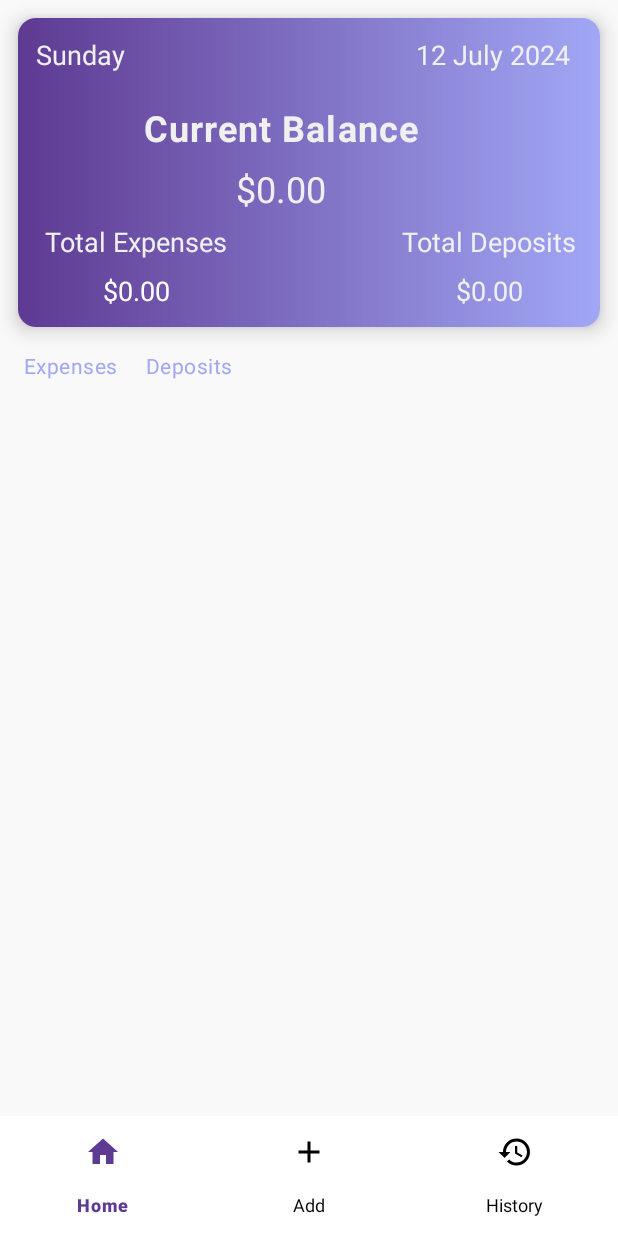
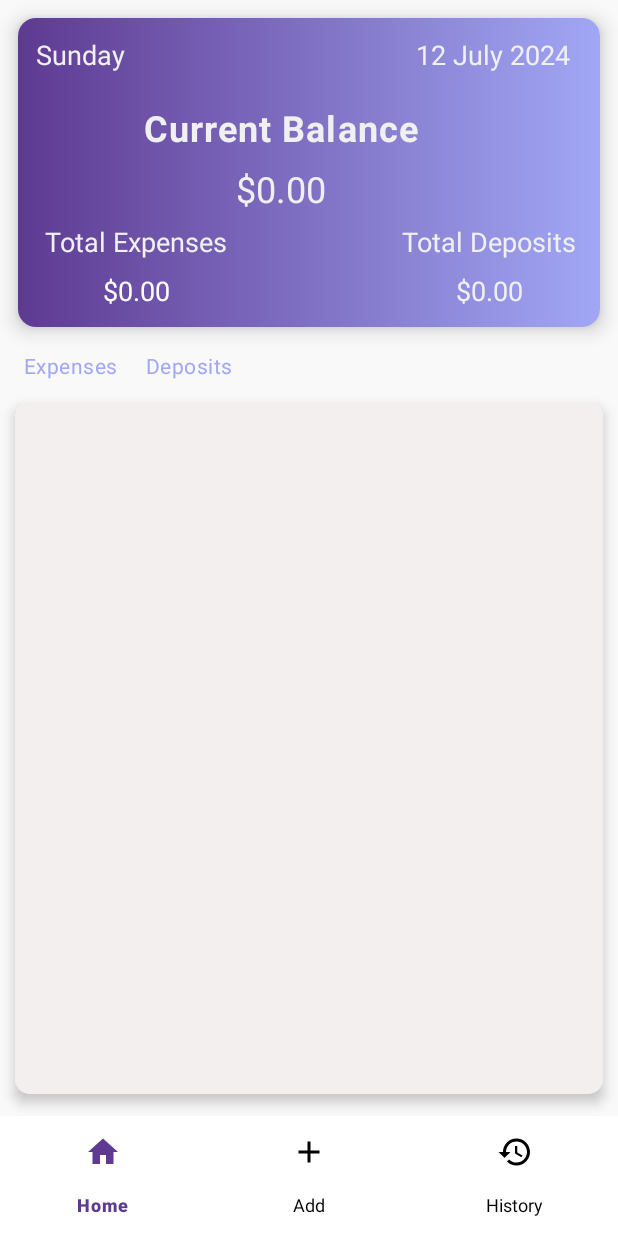
Before and after one commit to awais1019/Expense-Tracker, an Android app: the HomeFragment screen opened through its navigation route, on a phone screen of 412 x 824 dp. Run offline under Robolectric (Android 15) with nearby library versions, the phone set to English and light mode, and no system bars; our stand-ins replace navigation-ui; Roboto replaces fonts that are not available here.

```diff
--- a/app/src/main/res/layout/fragment_home.xml
+++ b/app/src/main/res/layout/fragment_home.xml
@@ -159,22 +159,54 @@
         android:id="@+id/textViewDeposits"
         android:layout_width="wrap_content"
         android:layout_height="wrap_content"
-        android:layout_marginTop="16dp"
         android:fontFamily="@font/roboto_bold"
         android:letterSpacing="0.02"
         android:text="Deposits"
         android:textColor="@color/dark_medium__purple"
         android:textSize="14sp"
+        app:layout_constraintBottom_toBottomOf="@+id/textViewExpenses"
         app:layout_constraintEnd_toEndOf="parent"
         app:layout_constraintHorizontal_bias="0.07"
         app:layout_constraintStart_toEndOf="@id/textViewExpenses"
-        app:layout_constraintTop_toBottomOf="@id/cardView" />
+        app:layout_constraintTop_toTopOf="@+id/textViewExpenses" />
 
     <androidx.cardview.widget.CardView
-        android:layout_width="match_parent"
-        android:layout_height="wrap_content"
-        app:layout_constraintStart_toStartOf="parent"
+        android:layout_width="0dp"
+        android:layout_height="0dp"
+        app:cardCornerRadius="10dp"
+        app:layout_constraintWidth_percent=".95"
+        app:cardElevation="5dp"
+        app:layout_constraintHeight_percent=".62"
+        app:layout_constraintTop_toBottomOf="@id/textViewDeposits"
+        app:layout_constraintBottom_toBottomOf="parent"
         app:layout_constraintEnd_toEndOf="parent"
-        />
+        app:layout_constraintStart_toStartOf="parent">
+
+        <androidx.constraintlayout.widget.ConstraintLayout
+            android:layout_width="match_parent"
+            android:layout_height="match_parent"
+            android:padding="12dp"
+            android:background="#F4EFEF">
+
+            <androidx.recyclerview.widget.RecyclerView
+                android:layout_width="match_parent"
+                android:layout_height="match_parent"
+                app:layout_constraintStart_toStartOf="parent"
+                app:layout_constraintEnd_toEndOf="parent"
+                app:layout_constraintTop_toTopOf="parent"
+                app:layout_constraintBottom_toBottomOf="parent"
+                android:id="@+id/recycleView"
+                app:layoutManager="androidx.recyclerview.widget.LinearLayoutManager"
+                />
+
+
+
+
+
+        </androidx.constraintlayout.widget.ConstraintLayout>
+
+
+    </androidx.cardview.widget.CardView>
+
 
 </androidx.constraintlayout.widget.ConstraintLayout>
```
Also changed, not shown: app/src/main/java/com/example/expensetracker/db/DatabaseClass.kt (added, +34 -0 lines), app/src/main/java/com/example/expensetracker/db/TransactionDao.kt (added, +41 -0 lines), app/src/main/java/com/example/expensetracker/db/TransactionEntity.kt (added, +27 -0 lines), app/src/main/java/com/example/expensetracker/db/UserDao.kt (added, +28 -0 lines), app/src/main/java/com/example/expensetracker/db/UserEntity.kt (added, +14 -0 lines).
